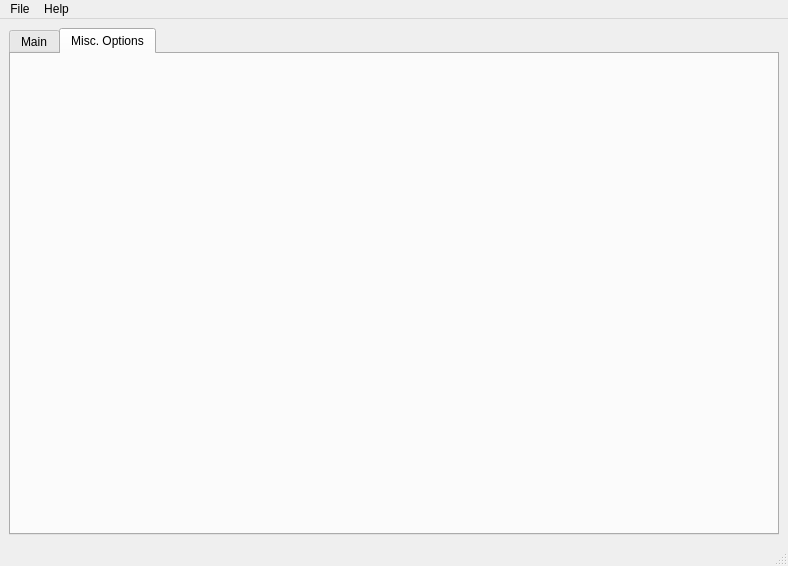
Old version of the form mainUI.ui in the repository techmuse8/Octo-Valley-Randomizer.
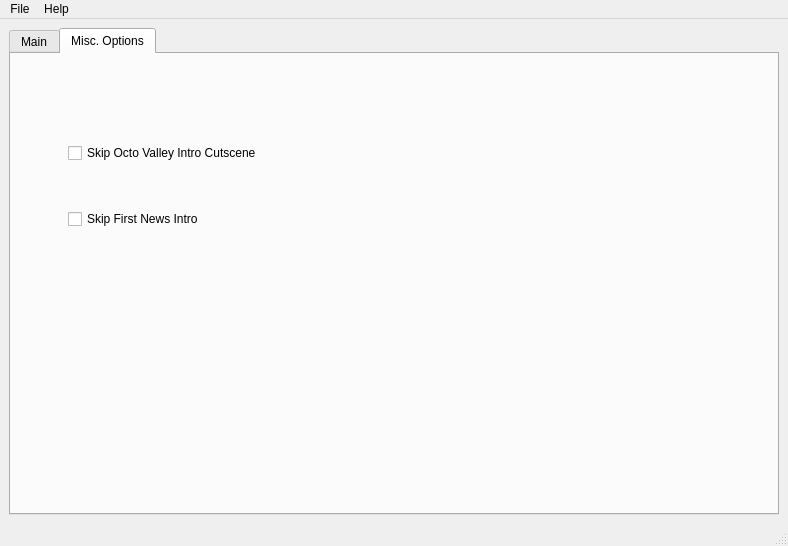
New version of the form. The open tabs and pages were chosen to show the change.

Commit message:
Implment "Misc. Settings" tab widget and add a ini config system
The ini configuration feature is for toggling certain features on the game-side. GUI still needs some work but the functionality is there

The edit to the form file:
```diff
--- a/mainUI.ui
+++ b/mainUI.ui
@@ -10,7 +10,7 @@
     <x>0</x>
     <y>0</y>
     <width>788</width>
-    <height>566</height>
+    <height>546</height>
    </rect>
   </property>
   <property name="windowTitle">
@@ -307,6 +307,61 @@
        <attribute name="title">
         <string>Misc. Options</string>
        </attribute>
+       <layout class="QVBoxLayout" name="verticalLayout_4">
+        <item>
+         <layout class="QVBoxLayout" name="verticalLayout_3">
+          <property name="leftMargin">
+           <number>48</number>
+          </property>
+          <item>
+           <widget class="QCheckBox" name="skipOVIntroCheckBox">
+            <property name="text">
+             <string>Skip Octo Valley Intro Cutscene</string>
+            </property>
+           </widget>
+          </item>
+          <item>
+           <spacer name="verticalSpacer_2">
+            <property name="orientation">
+             <enum>Qt::Vertical</enum>
+            </property>
+            <property name="sizeType">
+             <enum>QSizePolicy::Fixed</enum>
+            </property>
+            <property name="sizeHint" stdset="0">
+             <size>
+              <width>20</width>
+              <height>40</height>
+             </size>
+            </property>
+           </spacer>
+          </item>
+          <item>
+           <widget class="QCheckBox" name="skipNewsIntroCheckBox">
+            <property name="text">
+             <string>Skip First News Intro</string>
+            </property>
+           </widget>
+          </item>
+          <item>
+           <spacer name="verticalSpacer">
+            <property name="orientation">
+             <enum>Qt::Vertical</enum>
+            </property>
+            <property name="sizeType">
+             <enum>QSizePolicy::Fixed</enum>
+            </property>
+            <property name="sizeHint" stdset="0">
+             <size>
+              <width>20</width>
+              <height>195</height>
+             </size>
+            </property>
+           </spacer>
+          </item>
+         </layout>
+        </item>
+       </layout>
       </widget>
      </widget>
     </item>
```
The commit also changes 1 other file.
